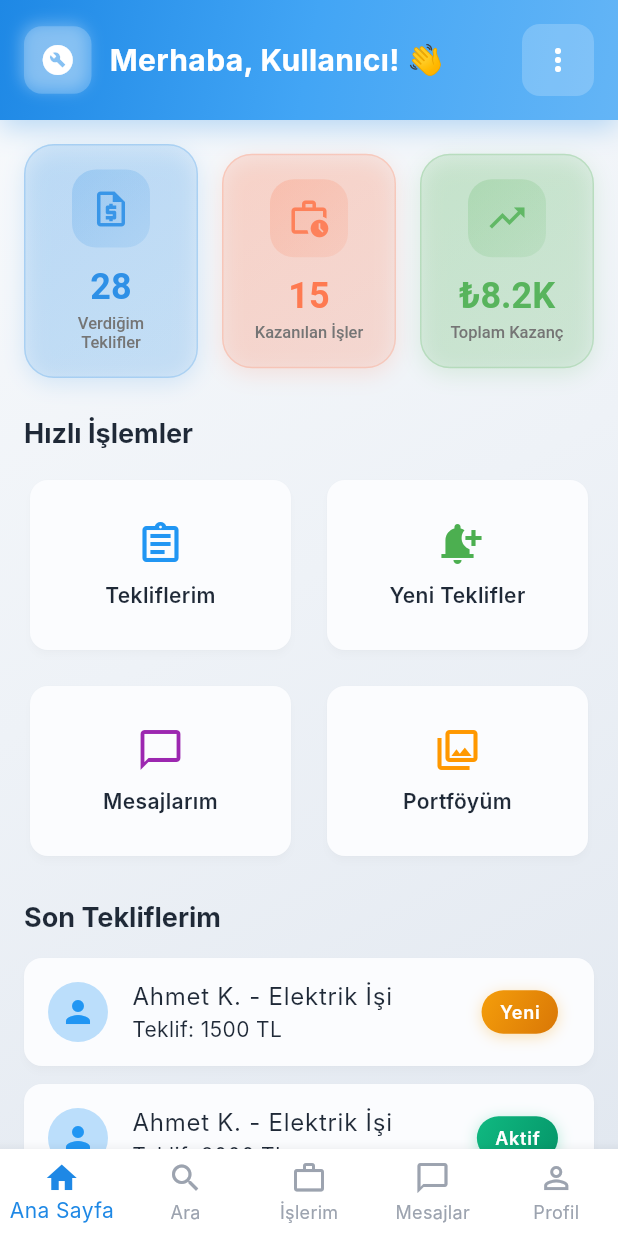
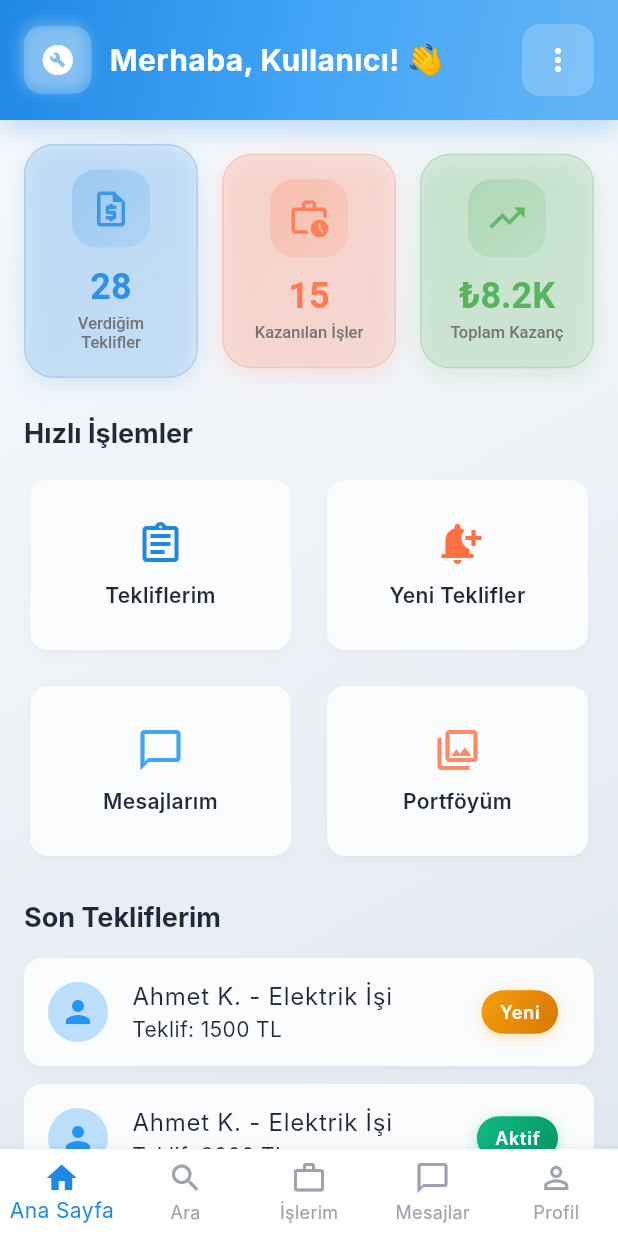
Before and after one commit to sudeaydin/ustaapp, a Flutter app: the HomeScreen screen opened by its route, on a phone screen of 412 x 824 dp. Run offline on Flutter 3.47's test engine with Material 3 defaults, Android fonts, the phone set to English and light mode, and no system bars; our stand-ins replace flutter_riverpod, go_router, shared_preferences; accounts and stored records are empty; Roboto replaces fonts that are missing (Inter).

Commit message:
🎨 Complete UI Color Harmonization: Blue-Orange Everywhere
🎯 Quick Actions Color Update:
- Customer actions: Blue-Orange alternating theme
  • Yeni İş Talebi → primaryColor (blue)
  • Usta Ara → secondaryColor (orange)
  • Mesajlarım → primaryLight (light blue)
  • Ödeme Geçmişi → secondaryLight (light orange)

- Craftsman actions: Same harmonious theme
  • Tekliflerim → primaryColor (blue)
  • Yeni Teklifler → secondaryColor (orange)
  • Mesajlarım → primaryLight (light blue)
  • Portföyüm → secondaryLight (light orange)

🏷️ Popular Categories Redesign:
- ❌ Removed random colors (yellow, red, green)
- ✅ Elektrik → secondaryColor (orange)
- ✅ Su Tesisatı → primaryColor (blue)
- ✅ Boyacı → secondaryLight (light orange)
- ✅ Temizlik → primaryLight (light blue)

🎨 Automatic Updates (via AppTheme):
- ✅ Logo containers → primaryGradient (blue gradient)
- ✅ AppBars → primaryGradient (blue gradient)
- ✅ Bottom navigation → primaryColor (blue)
- ✅ All existing UI elements updated automatically

💎 Result: Complete visual consistency with blue-orange harmony throughout the app!

```diff
--- a/ustam_mobile_app/lib/features/home/screens/home_screen.dart
+++ b/ustam_mobile_app/lib/features/home/screens/home_screen.dart
@@ -424,25 +424,25 @@ class HomeScreen extends ConsumerWidget {
           _buildActionCard(
             title: 'Yeni İş Talebi',
             icon: Icons.add_circle_outline,
-            color: Colors.blue,
+            color: AppTheme.primaryColor,
             onTap: () => context.push('/job-request/new'),
           ),
           _buildActionCard(
             title: 'Usta Ara',
             icon: Icons.search,
-            color: Colors.green,
+            color: AppTheme.secondaryColor,
             onTap: () => context.go('/search'),
           ),
           _buildActionCard(
             title: 'Mesajlarım',
             icon: Icons.chat_bubble_outline,
-            color: Colors.purple,
+            color: AppTheme.primaryLight,
             onTap: () => context.go('/messages'),
           ),
           _buildActionCard(
             title: 'Ödeme Geçmişi',
             icon: Icons.payment,
-            color: Colors.orange,
+            color: AppTheme.secondaryLight,
             onTap: () => context.push('/payment-history'),
           ),
         ],
@@ -459,25 +459,25 @@ class HomeScreen extends ConsumerWidget {
           _buildActionCard(
             title: 'Tekliflerim',
             icon: Icons.assignment_outlined,
-            color: Colors.blue,
+            color: AppTheme.primaryColor,
             onTap: () => context.go('/jobs'),
           ),
           _buildActionCard(
             title: 'Yeni Teklifler',
             icon: Icons.notification_add,
-            color: Colors.green,
+            color: AppTheme.secondaryColor,
             onTap: () => context.go('/search'),
           ),
           _buildActionCard(
             title: 'Mesajlarım',
             icon: Icons.chat_bubble_outline,
-            color: Colors.purple,
+            color: AppTheme.primaryLight,
             onTap: () => context.go('/messages'),
           ),
           _buildActionCard(
             title: 'Portföyüm',
             icon: Icons.photo_library_outlined,
-            color: Colors.orange,
+            color: AppTheme.secondaryLight,
             onTap: () => context.go('/profile'),
           ),
         ],
@@ -553,10 +553,10 @@ class HomeScreen extends ConsumerWidget {
 
   Widget _buildPopularCategories(BuildContext context) {
     final categories = [
-      {'name': 'Elektrik', 'icon': Icons.electrical_services, 'color': Colors.yellow},
-      {'name': 'Su Tesisatı', 'icon': Icons.plumbing, 'color': Colors.blue},
-      {'name': 'Boyacı', 'icon': Icons.format_paint, 'color': Colors.red},
-      {'name': 'Temizlik', 'icon': Icons.cleaning_services, 'color': Colors.green},
+      {'name': 'Elektrik', 'icon': Icons.electrical_services, 'color': AppTheme.secondaryColor},
+      {'name': 'Su Tesisatı', 'icon': Icons.plumbing, 'color': AppTheme.primaryColor},
+      {'name': 'Boyacı', 'icon': Icons.format_paint, 'color': AppTheme.secondaryLight},
+      {'name': 'Temizlik', 'icon': Icons.cleaning_services, 'color': AppTheme.primaryLight},
     ];
 
     return SizedBox(
```
